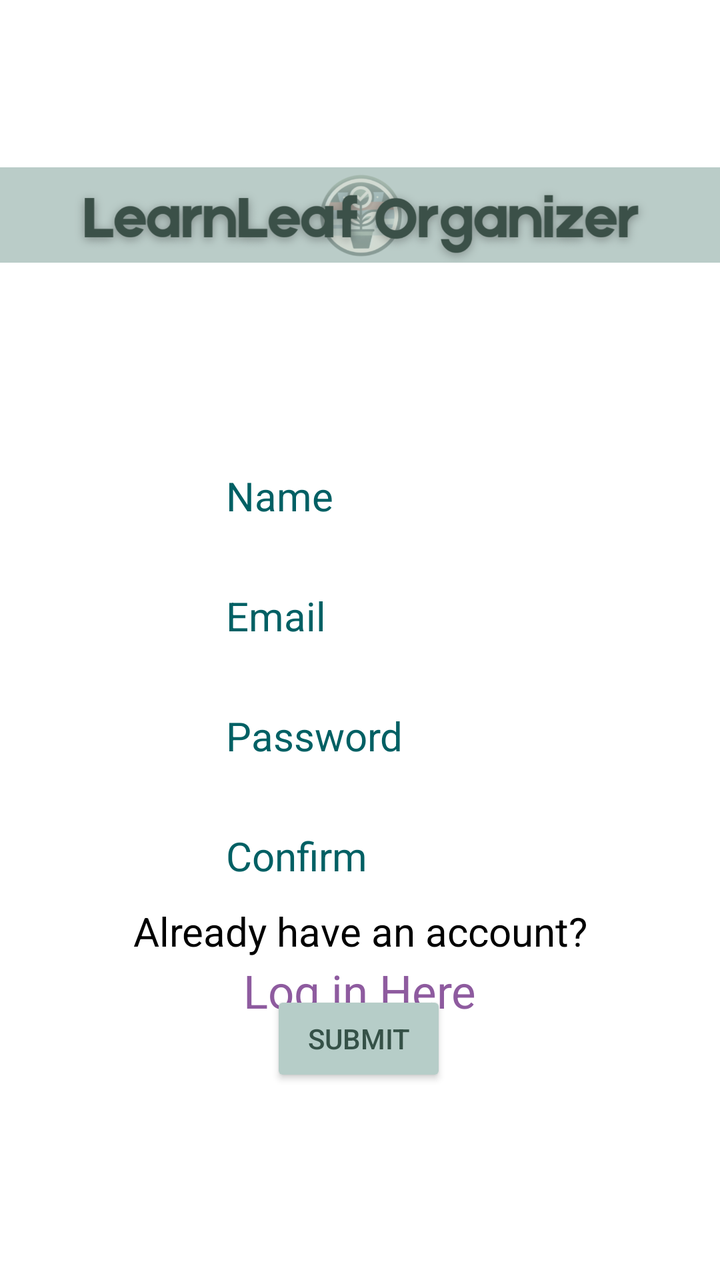
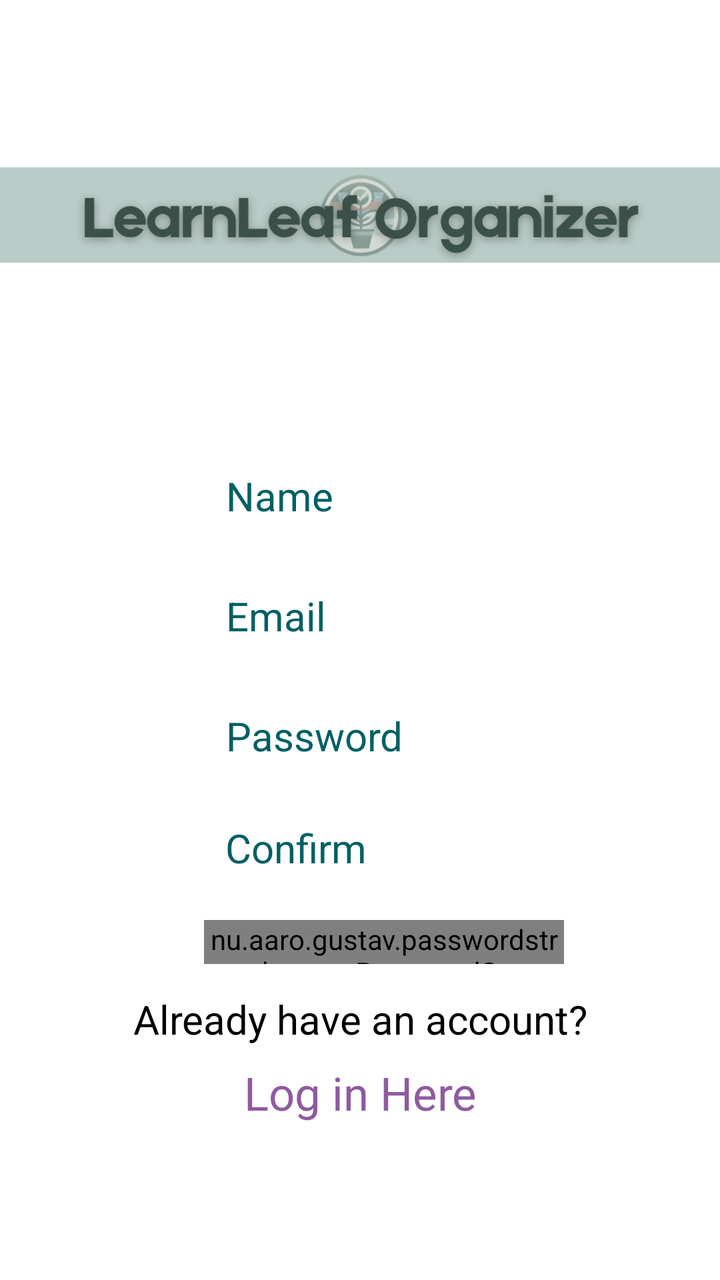

The first picture is an Android layout as it rendered before a commit; the second is the same layout after the commit. The layout source and the unified diff follow.
<!-- AndroidManifest.xml: application theme Theme.Design.Light.NoActionBar -->
<!-- res/layout/sign_up.xml -->
<?xml version="1.0" encoding="utf-8"?>
<androidx.constraintlayout.widget.ConstraintLayout
    xmlns:android="http://schemas.android.com/apk/res/android"
    xmlns:app="http://schemas.android.com/apk/res-auto"
    xmlns:tools="http://schemas.android.com/tools"
    android:layout_width="match_parent"
    android:layout_height="match_parent"
    android:background="#ffffff"
    tools:context=".SignUp">

    <Button
        android:id="@+id/submit"
        android:layout_width="wrap_content"
        android:layout_height="wrap_content"
        android:layout_marginBottom="112dp"
        android:text="@string/submit"
        android:textColor="@color/MineralGreen"
        app:backgroundTint="@color/Opal"
        app:layout_constraintBottom_toBottomOf="parent"
        app:layout_constraintEnd_toEndOf="parent"
        app:layout_constraintHorizontal_bias="0.498"
        app:layout_constraintStart_toStartOf="parent"
        app:layout_constraintTop_toBottomOf="@+id/login"
        tools:ignore="VisualLintOverlap" />

    <EditText
        android:id="@+id/username"
        android:layout_width="150dp"
        android:layout_height="48dp"
        android:layout_marginTop="224dp"
        android:background="@color/white"
        android:hint="@string/name"
        android:inputType="textEmailAddress"
        android:paddingStart="8dp"
        android:paddingEnd="8dp"
        android:textColorHint="#006064"
        android:textSize="20sp"
        app:layout_constraintEnd_toEndOf="parent"
        app:layout_constraintStart_toStartOf="parent"
        app:layout_constraintTop_toTopOf="parent"
        tools:ignore="Autofill" />















    <EditText
        android:id="@+id/email"
        android:layout_width="150dp"
        android:layout_height="48dp"
        android:layout_marginTop="12dp"
        android:background="@color/white"
        android:hint="@string/email"
        android:inputType="textEmailAddress"
        android:paddingStart="8dp"
        android:paddingEnd="8dp"
        android:textColorHint="#006064"
        android:textSize="20sp"
        app:layout_constraintEnd_toEndOf="parent"
        app:layout_constraintStart_toStartOf="parent"
        app:layout_constraintTop_toBottomOf="@+id/username"
        tools:ignore="Autofill,TextContrastCheck" />

    <EditText
        android:id="@+id/confirm"
        android:layout_width="150dp"
        android:layout_height="48dp"
        android:layout_marginTop="12dp"
        android:background="@color/white"
        android:hint="@string/confirm"
        android:inputType="textEmailAddress"
        android:paddingStart="8dp"
        android:paddingEnd="8dp"
        android:textColorHint="#006064"
        android:textSize="20sp"
        app:layout_constraintEnd_toEndOf="parent"
        app:layout_constraintStart_toStartOf="parent"
        app:layout_constraintTop_toBottomOf="@+id/password"
        tools:ignore="Autofill" />

    <EditText
        android:id="@+id/password"
        android:layout_width="150dp"
        android:layout_height="48dp"
        android:layout_marginTop="12dp"
        android:background="@color/white"
        android:hint="@string/password"
        android:importantForAutofill="no"
        android:inputType="textPassword"
        android:paddingStart="8dp"
        android:paddingEnd="8dp"
        android:textColor="@color/white"
        android:textColorHint="#006064"
        android:textSize="20sp"
        app:layout_constraintEnd_toEndOf="parent"
        app:layout_constraintStart_toStartOf="parent"
        app:layout_constraintTop_toBottomOf="@+id/email" />

















    <TextView
        android:id="@+id/textView6"
        android:layout_width="wrap_content"
        android:layout_height="wrap_content"
        android:text="@string/already_have_an_account"
        android:textColor="@color/black"
        android:textSize="20sp"
        app:backgroundTint="#000000"
        app:layout_constraintEnd_toEndOf="parent"
        app:layout_constraintStart_toStartOf="parent"
        app:layout_constraintTop_toBottomOf="@+id/confirm" />

    <TextView
        android:id="@+id/login"
        android:layout_width="wrap_content"
        android:layout_height="wrap_content"
        android:layout_marginTop="1dp"
        android:text="@string/log_in_here"
        android:textColor="@color/Orchid"
        android:textSize="23sp"
        app:layout_constraintEnd_toEndOf="parent"
        app:layout_constraintStart_toStartOf="parent"
        app:layout_constraintTop_toBottomOf="@+id/textView6" />


    <ImageView
        android:id="@+id/imageView"
        android:layout_width="389dp"
        android:layout_height="71dp"
        android:layout_marginTop="72dp"
        android:contentDescription="@string/banner"
        app:layout_constraintEnd_toEndOf="parent"
        app:layout_constraintStart_toStartOf="parent"
        app:layout_constraintTop_toTopOf="parent"
        app:srcCompat="@drawable/banner_logo" />


</androidx.constraintlayout.widget.ConstraintLayout>
<!-- resources referenced by this layout -->
<resources>
  <color name="MineralGreen">#355147</color>
  <color name="Opal">#B6CDC8</color>
  <color name="Orchid">#8E5B9F</color>
  <color name="black">#FF000000</color>
  <color name="white">#FFFFFFFF</color>
  <!-- drawable banner_logo: png bitmap (drawable, 174742 bytes) -->
  <string name="already_have_an_account">Already have an account?</string>
  <string name="banner">Banner</string>
  <string name="confirm">Confirm</string>
  <string name="email">Email</string>
  <string name="log_in_here">Log in Here</string>
  <string name="name">Name</string>
  <string name="password">Password</string>
  <string name="submit">Submit</string>
</resources>

<!-- the commit's change to res/layout/sign_up.xml (unified diff, before → after) -->
@@ -7,21 +7,6 @@
     android:layout_height="match_parent"
     android:background="#ffffff"
     tools:context=".SignUp">
-
-    <Button
-        android:id="@+id/submit"
-        android:layout_width="wrap_content"
-        android:layout_height="wrap_content"
-        android:layout_marginBottom="112dp"
-        android:text="@string/submit"
-        android:textColor="@color/MineralGreen"
-        app:backgroundTint="@color/Opal"
-        app:layout_constraintBottom_toBottomOf="parent"
-        app:layout_constraintEnd_toEndOf="parent"
-        app:layout_constraintHorizontal_bias="0.498"
-        app:layout_constraintStart_toStartOf="parent"
-        app:layout_constraintTop_toBottomOf="@+id/login"
-        tools:ignore="VisualLintOverlap" />
 
     <EditText
         android:id="@+id/username"
@@ -39,19 +24,6 @@
         app:layout_constraintStart_toStartOf="parent"
         app:layout_constraintTop_toTopOf="parent"
         tools:ignore="Autofill" />
-
-
-
-
-
-
-
-
-
-
-
-
-
 
 
     <EditText
@@ -75,18 +47,20 @@
         android:id="@+id/confirm"
         android:layout_width="150dp"
         android:layout_height="48dp"
-        android:layout_marginTop="12dp"
+        android:layout_marginTop="68dp"
         android:background="@color/white"
         android:hint="@string/confirm"
-        android:inputType="textEmailAddress"
+        android:importantForAutofill="no"
+        android:inputType="textPassword"
         android:paddingStart="8dp"
         android:paddingEnd="8dp"
+        android:textColor="@color/black"
         android:textColorHint="#006064"
         android:textSize="20sp"
         app:layout_constraintEnd_toEndOf="parent"
+        app:layout_constraintHorizontal_bias="0.498"
         app:layout_constraintStart_toStartOf="parent"
-        app:layout_constraintTop_toBottomOf="@+id/password"
-        tools:ignore="Autofill" />
+        app:layout_constraintTop_toBottomOf="@+id/email" />
 
     <EditText
         android:id="@+id/password"
@@ -99,33 +73,18 @@
         android:inputType="textPassword"
         android:paddingStart="8dp"
         android:paddingEnd="8dp"
-        android:textColor="@color/white"
+        android:textColor="@color/black"
         android:textColorHint="#006064"
         android:textSize="20sp"
         app:layout_constraintEnd_toEndOf="parent"
         app:layout_constraintStart_toStartOf="parent"
         app:layout_constraintTop_toBottomOf="@+id/email" />
 
-
-
-
-
-
-
-
-
-
-
-
-
-
-
-
-
     <TextView
         android:id="@+id/textView6"
         android:layout_width="wrap_content"
         android:layout_height="wrap_content"
+        android:layout_marginTop="48dp"
         android:text="@string/already_have_an_account"
         android:textColor="@color/black"
         android:textSize="20sp"
@@ -134,15 +93,48 @@
         app:layout_constraintStart_toStartOf="parent"
         app:layout_constraintTop_toBottomOf="@+id/confirm" />
 
+    <nu.aaro.gustav.passwordstrengthmeter.PasswordStrengthMeter
+        android:id="@+id/passwordStrengthMeter"
+        android:layout_width="180dp"
+        android:layout_height="22dp"
+        android:layout_marginTop="68dp"
+        app:animateChanges="true"
+        app:animationDuration="300"
+        app:labelTextSize="12sp"
+        app:layout_constraintEnd_toEndOf="parent"
+        app:layout_constraintHorizontal_bias="0.567"
+        app:layout_constraintStart_toStartOf="parent"
+        app:layout_constraintTop_toBottomOf="@+id/password"
+        app:showStrengthBar="true"
+        app:showStrengthLabel="true"
+        app:strengthBarHeight="5dp" />
+
+    <Button
+        android:id="@+id/submit"
+        android:layout_width="wrap_content"
+        android:layout_height="wrap_content"
+        android:layout_marginBottom="112dp"
+        android:text="@string/submit"
+        android:textColor="@color/MineralGreen"
+        app:backgroundTint="@color/Opal"
+        app:layout_constraintBottom_toBottomOf="parent"
+        app:layout_constraintEnd_toEndOf="parent"
+        app:layout_constraintHorizontal_bias="0.498"
+        app:layout_constraintStart_toStartOf="parent"
+        app:layout_constraintTop_toBottomOf="@+id/login"
+        app:layout_constraintVertical_bias="1.0"
+        tools:ignore="VisualLintOverlap" />
+
     <TextView
         android:id="@+id/login"
         android:layout_width="wrap_content"
         android:layout_height="wrap_content"
-        android:layout_marginTop="1dp"
+        android:layout_marginTop="8dp"
         android:text="@string/log_in_here"
         android:textColor="@color/Orchid"
         android:textSize="23sp"
         app:layout_constraintEnd_toEndOf="parent"
+        app:layout_constraintHorizontal_bias="0.501"
         app:layout_constraintStart_toStartOf="parent"
         app:layout_constraintTop_toBottomOf="@+id/textView6" />
 
